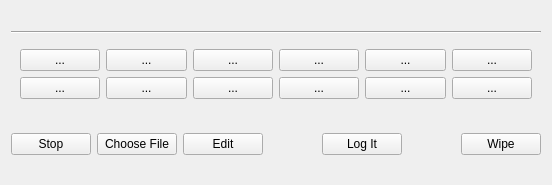
The window that mqt/MqtLogger/dmbuttonframe.ui (Rsclub22/Minos2-Mirror) describes before a commit, drawn with Qt 5.
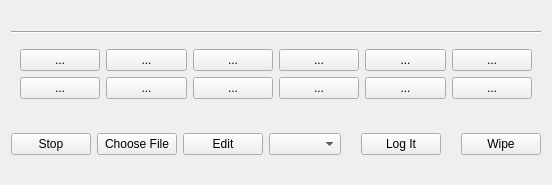
The same window after the commit.

```diff
--- a/mqt/MqtLogger/dmbuttonframe.ui
+++ b/mqt/MqtLogger/dmbuttonframe.ui
@@ -162,6 +162,13 @@
        </property>
       </widget>
      </item>
+     <item>
+      <widget class="QComboBox" name="fkeysetCombo">
+       <property name="sizeAdjustPolicy">
+        <enum>QComboBox::AdjustToContents</enum>
+       </property>
+      </widget>
+     </item>
      <item>
       <spacer name="horizontalSpacer_2">
        <property name="orientation">
```
